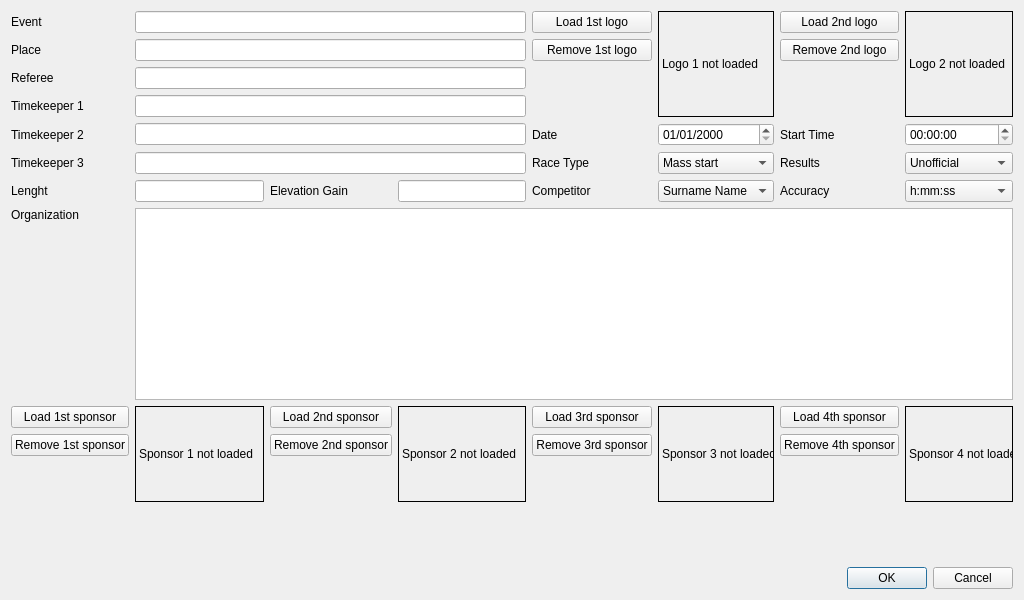
flinco/LBChronoRace, file chronoracedata.ui: the form before one commit.
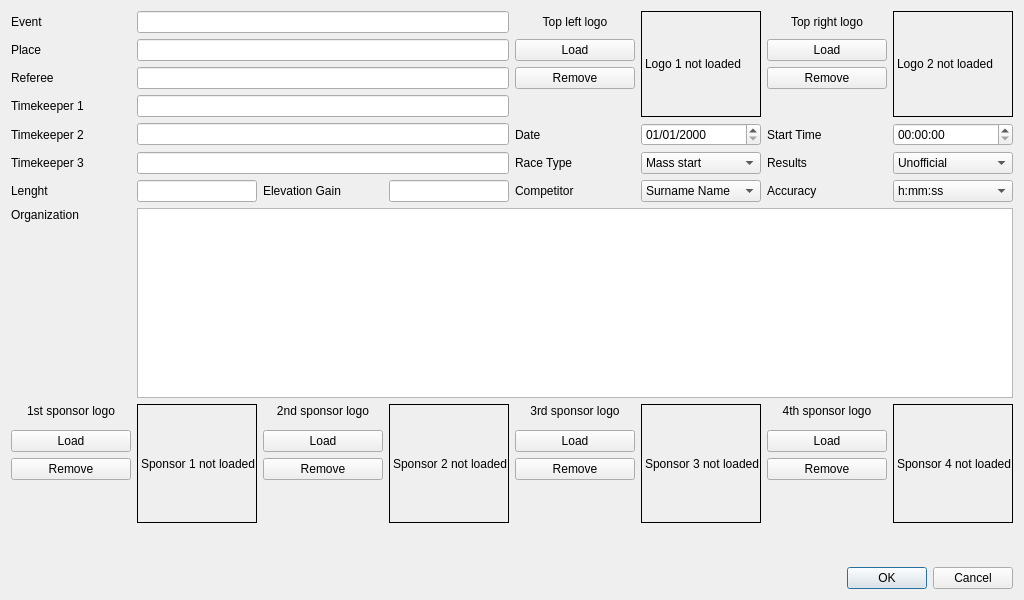
The form after the commit. Icons and pictures are not drawn.

The edit to the form file:
```diff
--- a/chronoracedata.ui
+++ b/chronoracedata.ui
@@ -24,22 +24,51 @@
    <iconset>
     <normaloff>:/LBChronoRace.ico</normaloff>:/LBChronoRace.ico</iconset>
   </property>
-  <layout class="QGridLayout" name="gridLayout">
-   <item row="9" column="0">
-    <widget class="QPushButton" name="removeSponsorLogo1">
+  <layout class="QGridLayout" name="gridLayout" columnstretch="1,1,1,1,1,1,1,1">
+   <item row="2" column="1" colspan="3">
+    <widget class="QLineEdit" name="referee">
      <property name="toolTip">
       <string>Remove the first sponsor logo (from the bottom of the PDF)</string>
      </property>
+    </widget>
+   </item>
+   <item row="6" column="1">
+    <widget class="QLineEdit" name="length">
+     <property name="toolTip">
+      <string>The length of the race (optional)</string>
+     </property>
+    </widget>
+   </item>
+   <item row="4" column="4">
+    <widget class="QLabel" name="labelDate">
      <property name="text">
-      <string>Remove 1st sponsor</string>
+      <string>Date</string>
      </property>
-     <property name="icon">
-      <iconset resource="materialicons.qrc">
-       <normaloff>:/material/icons/hide_image.svg</normaloff>:/material/icons/hide_image.svg</iconset>
+    </widget>
+   </item>
+   <item row="8" column="1" rowspan="6">
+    <widget class="QLabel" name="sponsorLogo1">
+     <property name="sizePolicy">
+      <sizepolicy hsizetype="Ignored" vsizetype="Ignored">
+       <horstretch>0</horstretch>
+       <verstretch>0</verstretch>
+      </sizepolicy>
      </property>
+     <property name="toolTip">
+      <string>First sponsor logo (at the bottom of the PDF)</string>
+     </property>
+     <property name="frameShape">
+      <enum>QFrame::Shape::Box</enum>
+     </property>
+     <property name="text">
+      <string>Sponsor 1 not loaded</string>
+     </property>
+     <property name="scaledContents">
+      <bool>true</bool>
+     </property>
     </widget>
    </item>
-   <item row="10" column="0" rowspan="2">
+   <item row="12" column="0" rowspan="2">
     <spacer name="logosSpacer">
      <property name="orientation">
       <enum>Qt::Orientation::Vertical</enum>
@@ -52,6 +81,165 @@
      </property>
     </spacer>
    </item>
+   <item row="6" column="4">
+    <widget class="QLabel" name="labelNameComposition">
+     <property name="text">
+      <string>Competitor</string>
+     </property>
+    </widget>
+   </item>
+   <item row="6" column="0">
+    <widget class="QLabel" name="labelLength">
+     <property name="text">
+      <string>Lenght</string>
+     </property>
+    </widget>
+   </item>
+   <item row="7" column="0">
+    <widget class="QLabel" name="labelOrganization">
+     <property name="text">
+      <string>Organization</string>
+     </property>
+     <property name="alignment">
+      <set>Qt::AlignmentFlag::AlignLeading|Qt::AlignmentFlag::AlignLeft|Qt::AlignmentFlag::AlignTop</set>
+     </property>
+    </widget>
+   </item>
+   <item row="5" column="5">
+    <widget class="QComboBox" name="raceType">
+     <property name="toolTip">
+      <string>The type of race (important because it affects the calculation of rankings)</string>
+     </property>
+     <item>
+      <property name="text">
+       <string>Mass start</string>
+      </property>
+     </item>
+     <item>
+      <property name="text">
+       <string>Timed race</string>
+      </property>
+     </item>
+     <item>
+      <property name="text">
+       <string>Relay race</string>
+      </property>
+     </item>
+    </widget>
+   </item>
+   <item row="5" column="6">
+    <widget class="QLabel" name="labelResults">
+     <property name="text">
+      <string>Results</string>
+     </property>
+    </widget>
+   </item>
+   <item row="0" column="7" rowspan="4">
+    <widget class="QLabel" name="rightLogo">
+     <property name="sizePolicy">
+      <sizepolicy hsizetype="Ignored" vsizetype="Ignored">
+       <horstretch>0</horstretch>
+       <verstretch>0</verstretch>
+      </sizepolicy>
+     </property>
+     <property name="toolTip">
+      <string>The logo in the upper right corner of the PDF</string>
+     </property>
+     <property name="frameShape">
+      <enum>QFrame::Shape::Box</enum>
+     </property>
+     <property name="text">
+      <string>Logo 2 not loaded</string>
+     </property>
+     <property name="scaledContents">
+      <bool>true</bool>
+     </property>
+    </widget>
+   </item>
+   <item row="6" column="5">
+    <widget class="QComboBox" name="nameComposition">
+     <property name="toolTip">
+      <string>How the name of the competitor is built</string>
+     </property>
+     <item>
+      <property name="text">
+       <string>Surname Name</string>
+      </property>
+     </item>
+     <item>
+      <property name="text">
+       <string>Name Surname</string>
+      </property>
+     </item>
+     <item>
+      <property name="text">
+       <string>Surname (only)</string>
+      </property>
+     </item>
+     <item>
+      <property name="text">
+       <string>Name (only)</string>
+      </property>
+     </item>
+    </widget>
+   </item>
+   <item row="6" column="7">
+    <widget class="QComboBox" name="accuracy">
+     <property name="toolTip">
+      <string>How much accurate the timings will be</string>
+     </property>
+     <property name="currentText">
+      <string notr="true">h:mm:ss</string>
+     </property>
+     <item>
+      <property name="text">
+       <string notr="true">h:mm:ss</string>
+      </property>
+     </item>
+     <item>
+      <property name="text">
+       <string notr="true">h:mm:ss.d</string>
+      </property>
+     </item>
+     <item>
+      <property name="text">
+       <string notr="true">h:mm:ss.cc</string>
+      </property>
+     </item>
+     <item>
+      <property name="text">
+       <string notr="true">h:mm:ss.mmm</string>
+      </property>
+     </item>
+    </widget>
+   </item>
+   <item row="14" column="0" colspan="8">
+    <spacer name="bottomSpacer">
+     <property name="orientation">
+      <enum>Qt::Orientation::Vertical</enum>
+     </property>
+     <property name="sizeHint" stdset="0">
+      <size>
+       <width>20</width>
+       <height>40</height>
+      </size>
+     </property>
+    </spacer>
+   </item>
+   <item row="4" column="6">
+    <widget class="QLabel" name="labelStartTime">
+     <property name="text">
+      <string>Start Time</string>
+     </property>
+    </widget>
+   </item>
+   <item row="1" column="0">
+    <widget class="QLabel" name="labelPlace">
+     <property name="text">
+      <string>Place</string>
+     </property>
+    </widget>
+   </item>
    <item row="0" column="0">
     <widget class="QLabel" name="labelEvent">
      <property name="sizePolicy">
@@ -65,6 +253,129 @@
      </property>
     </widget>
    </item>
+   <item row="5" column="4">
+    <widget class="QLabel" name="labelRaceType">
+     <property name="text">
+      <string>Race Type</string>
+     </property>
+    </widget>
+   </item>
+   <item row="3" column="0">
+    <widget class="QLabel" name="labelTimekeeper1">
+     <property name="text">
+      <string>Timekeeper 1</string>
+     </property>
+    </widget>
+   </item>
+   <item row="2" column="0">
+    <widget class="QLabel" name="labelReferee">
+     <property name="text">
+      <string>Referee</string>
+     </property>
+    </widget>
+   </item>
+   <item row="6" column="6">
+    <widget class="QLabel" name="labelAccuracy">
+     <property name="text">
+      <string>Accuracy</string>
+     </property>
+    </widget>
+   </item>
+   <item row="11" column="6">
+    <widget class="QPushButton" name="removeSponsorLogo4">
+     <property name="toolTip">
+      <string>Remove the fourth sponsor logo (from the bottom of the PDF)</string>
+     </property>
+     <property name="text">
+      <string>Remove</string>
+     </property>
+     <property name="icon">
+      <iconset resource="materialicons.qrc">
+       <normaloff>:/material/icons/hide_image.svg</normaloff>:/material/icons/hide_image.svg</iconset>
+     </property>
+    </widget>
+   </item>
+   <item row="0" column="1" colspan="3">
+    <widget class="QLineEdit" name="event">
+     <property name="toolTip">
+      <string>The event name, used as title in the rankings</string>
+     </property>
+    </widget>
+   </item>
+   <item row="6" column="3">
+    <widget class="QLineEdit" name="elevationGain">
+     <property name="toolTip">
+      <string>The elevation gain of the race course (optional)</string>
+     </property>
+    </widget>
+   </item>
+   <item row="1" column="1" colspan="3">
+    <widget class="QLineEdit" name="place">
+     <property name="toolTip">
+      <string>Where the event takes place, used as subtitle in the rankings</string>
+     </property>
+    </widget>
+   </item>
+   <item row="16" column="0" colspan="8">
+    <widget class="QDialogButtonBox" name="buttonBox">
+     <property name="orientation">
+      <enum>Qt::Orientation::Horizontal</enum>
+     </property>
+     <property name="standardButtons">
+      <set>QDialogButtonBox::StandardButton::Cancel|QDialogButtonBox::StandardButton::Ok</set>
+     </property>
+    </widget>
+   </item>
+   <item row="4" column="7">
+    <widget class="QTimeEdit" name="startTime">
+     <property name="toolTip">
+      <string>What time the event starts (important if Race Type is set to 'Timed race')</string>
+     </property>
+    </widget>
+   </item>
+   <item row="7" column="1" colspan="7">
+    <widget class="QPlainTextEdit" name="organization">
+     <property name="toolTip">
+      <string comment="Free text added to the rankings"/>
+     </property>
+    </widget>
+   </item>
+   <item row="11" column="0">
+    <widget class="QPushButton" name="removeSponsorLogo1">
+     <property name="toolTip">
+      <string>Remove the first sponsor logo (from the bottom of the PDF)</string>
+     </property>
+     <property name="text">
+      <string>Remove</string>
+     </property>
+     <property name="icon">
+      <iconset resource="materialicons.qrc">
+       <normaloff>:/material/icons/hide_image.svg</normaloff>:/material/icons/hide_image.svg</iconset>
+     </property>
+    </widget>
+   </item>
+   <item row="8" column="3" rowspan="6">
+    <widget class="QLabel" name="sponsorLogo2">
+     <property name="sizePolicy">
+      <sizepolicy hsizetype="Ignored" vsizetype="Ignored">
+       <horstretch>0</horstretch>
+       <verstretch>0</verstretch>
+      </sizepolicy>
+     </property>
+     <property name="toolTip">
+      <string>Second sponsor logo (at the bottom of the PDF)</string>
+     </property>
+     <property name="frameShape">
+      <enum>QFrame::Shape::Box</enum>
+     </property>
+     <property name="text">
+      <string>Sponsor 2 not loaded</string>
+     </property>
+     <property name="scaledContents">
+      <bool>true</bool>
+     </property>
+    </widget>
+   </item>
    <item row="5" column="7">
     <widget class="QComboBox" name="results">
      <property name="toolTip">
@@ -82,14 +393,7 @@
      </item>
     </widget>
    </item>
-   <item row="5" column="1" colspan="3">
-    <widget class="QLineEdit" name="timeKeeper3">
-     <property name="toolTip">
-      <string>The name of the third timekeeper (optional)</string>
-     </property>
-    </widget>
-   </item>
-   <item row="8" column="7" rowspan="4">
+   <item row="8" column="7" rowspan="6">
     <widget class="QLabel" name="sponsorLogo4">
      <property name="sizePolicy">
       <sizepolicy hsizetype="Ignored" vsizetype="Ignored">
@@ -111,17 +415,24 @@
      </property>
     </widget>
    </item>
-   <item row="3" column="1" colspan="3">
-    <widget class="QLineEdit" name="timeKeeper1">
-     <property name="toolTip">
-      <string>The name of the first timekeeper (optional)</string>
+   <item row="4" column="0">
+    <widget class="QLabel" name="labelTimekeeper2">
+     <property name="text">
+      <string>Timekeeper 2</string>
      </property>
     </widget>
    </item>
-   <item row="4" column="1" colspan="3">
-    <widget class="QLineEdit" name="timeKeeper2">
+   <item row="11" column="2">
+    <widget class="QPushButton" name="removeSponsorLogo2">
      <property name="toolTip">
-      <string>The name of the second timekeeper (optional)</string>
+      <string>Remove the second sponsor logo (from the bottom of the PDF)</string>
+     </property>
+     <property name="text">
+      <string>Remove</string>
+     </property>
+     <property name="icon">
+      <iconset resource="materialicons.qrc">
+       <normaloff>:/material/icons/hide_image.svg</normaloff>:/material/icons/hide_image.svg</iconset>
      </property>
     </widget>
    </item>
@@ -147,27 +458,27 @@
      </property>
     </widget>
    </item>
-   <item row="8" column="6">
-    <widget class="QPushButton" name="loadSponsorLogo4">
-     <property name="toolTip">
-      <string>Add the fourth sponsor logo (at the bottom of the PDF)</string>
-     </property>
+   <item row="6" column="2">
+    <widget class="QLabel" name="labelElevationGain">
      <property name="text">
-      <string>Load 4th sponsor</string>
+      <string>Elevation Gain</string>
      </property>
-     <property name="icon">
-      <iconset resource="materialicons.qrc">
-       <normaloff>:/material/icons/add_photo_alternate.svg</normaloff>:/material/icons/add_photo_alternate.svg</iconset>
+    </widget>
+   </item>
+   <item row="4" column="1" colspan="3">
+    <widget class="QLineEdit" name="timeKeeper2">
+     <property name="toolTip">
+      <string>The name of the second timekeeper (optional)</string>
      </property>
     </widget>
    </item>
-   <item row="9" column="6">
-    <widget class="QPushButton" name="removeSponsorLogo4">
+   <item row="11" column="4">
+    <widget class="QPushButton" name="removeSponsorLogo3">
      <property name="toolTip">
       <string>Remove the fourth sponsor logo (from the bottom of the PDF)</string>
      </property>
      <property name="text">
-      <string>Remove 4th sponsor</string>
+      <string>Remove</string>
      </property>
      <property name="icon">
       <iconset resource="materialicons.qrc">
@@ -175,8 +486,8 @@
      </property>
     </widget>
    </item>
-   <item row="8" column="1" rowspan="4">
-    <widget class="QLabel" name="sponsorLogo1">
+   <item row="8" column="5" rowspan="6">
+    <widget class="QLabel" name="sponsorLogo3">
      <property name="sizePolicy">
       <sizepolicy hsizetype="Ignored" vsizetype="Ignored">
        <horstretch>0</horstretch>
@@ -190,13 +501,27 @@
       <enum>QFrame::Shape::Box</enum>
      </property>
      <property name="text">
-      <string>Sponsor 1 not loaded</string>
+      <string>Sponsor 3 not loaded</string>
      </property>
      <property name="scaledContents">
       <bool>true</bool>
      </property>
     </widget>
    </item>
+   <item row="3" column="1" colspan="3">
+    <widget class="QLineEdit" name="timeKeeper1">
+     <property name="toolTip">
+      <string>The name of the first timekeeper (optional)</string>
+     </property>
+    </widget>
+   </item>
+   <item row="5" column="1" colspan="3">
+    <widget class="QLineEdit" name="timeKeeper3">
+     <property name="toolTip">
+      <string>The name of the third timekeeper (optional)</string>
+     </property>
+    </widget>
+   </item>
    <item row="5" column="0">
     <widget class="QLabel" name="labelTimekeeper3">
      <property name="text">
@@ -204,101 +529,6 @@
      </property>
     </widget>
    </item>
-   <item row="14" column="0" colspan="8">
-    <widget class="QDialogButtonBox" name="buttonBox">
-     <property name="orientation">
-      <enum>Qt::Orientation::Horizontal</enum>
-     </property>
-     <property name="standardButtons">
-      <set>QDialogButtonBox::StandardButton::Cancel|QDialogButtonBox::StandardButton::Ok</set>
-     </property>
-    </widget>
-   </item>
-   <item row="1" column="1" colspan="3">
-    <widget class="QLineEdit" name="place">
-     <property name="toolTip">
-      <string>Where the event takes place, used as subtitle in the rankings</string>
-     </property>
-    </widget>
-   </item>
-   <item row="5" column="5">
-    <widget class="QComboBox" name="raceType">
-     <property name="toolTip">
-      <string>The type of race (important because it affects the calculation of rankings)</string>
-     </property>
-     <item>
-      <property name="text">
-       <string>Mass start</string>
-      </property>
-     </item>
-     <item>
-      <property name="text">
-       <string>Timed race</string>
-      </property>
-     </item>
-     <item>
-      <property name="text">
-       <string>Relay race</string>
-      </property>
-     </item>
-    </widget>
-   </item>
-   <item row="8" column="0">
-    <widget class="QPushButton" name="loadSponsorLogo1">
-     <property name="toolTip">
-      <string>Add the first sponsor logo (at the bottom of the PDF)</string>
-     </property>
-     <property name="text">
-      <string>Load 1st sponsor</string>
-     </property>
-     <property name="icon">
-      <iconset resource="materialicons.qrc">
-       <normaloff>:/material/icons/add_photo_alternate.svg</normaloff>:/material/icons/add_photo_alternate.svg</iconset>
-     </property>
-    </widget>
-   </item>
-   <item row="9" column="4">
-    <widget class="QPushButton" name="removeSponsorLogo3">
-     <property name="toolTip">
-      <string>Remove the third sponsor logo (from the bottom of the PDF)</string>
-     </property>
-     <property name="text">
-      <string>Remove 3rd sponsor</string>
-     </property>
-     <property name="icon">
-      <iconset resource="materialicons.qrc">
-       <normaloff>:/material/icons/hide_image.svg</normaloff>:/material/icons/hide_image.svg</iconset>
-     </property>
-    </widget>
-   </item>
-   <item row="3" column="0">
-    <widget class="QLabel" name="labelTimekeeper1">
-     <property name="text">
-      <string>Timekeeper 1</string>
-     </property>
-    </widget>
-   </item>
-   <item row="9" column="2">
-    <widget class="QPushButton" name="removeSponsorLogo2">
-     <property name="toolTip">
-      <string>Remove the second sponsor logo (from the bottom of the PDF)</string>
-     </property>
-     <property name="text">
-      <string>Remove 2nd sponsor</string>
-     </property>
-     <property name="icon">
-      <iconset resource="materialicons.qrc">
-       <normaloff>:/material/icons/hide_image.svg</normaloff>:/material/icons/hide_image.svg</iconset>
-     </property>
-    </widget>
-   </item>
-   <item row="4" column="7">
-    <widget class="QTimeEdit" name="startTime">
-     <property name="toolTip">
-      <string>What time the event starts (important if Race Type is set to 'Timed race')</string>
-     </property>
-    </widget>
-   </item>
    <item row="4" column="5">
     <widget class="QDateEdit" name="date">
      <property name="toolTip">
@@ -309,13 +539,27 @@
      </property>
     </widget>
    </item>
-   <item row="8" column="4">
+   <item row="10" column="6">
+    <widget class="QPushButton" name="loadSponsorLogo4">
+     <property name="toolTip">
+      <string>Add the fourth sponsor logo (at the bottom of the PDF)</string>
+     </property>
+     <property name="text">
+      <string>Load</string>
+     </property>
+     <property name="icon">
+      <iconset resource="materialicons.qrc">
+       <normaloff>:/material/icons/add_photo_alternate.svg</normaloff>:/material/icons/add_photo_alternate.svg</iconset>
+     </property>
+    </widget>
+   </item>
+   <item row="10" column="4">
     <widget class="QPushButton" name="loadSponsorLogo3">
      <property name="toolTip">
       <string>Add the third sponsor logo (at the bottom of the PDF)</string>
      </property>
      <property name="text">
-      <string>Load 3rd sponsor</string>
+      <string>Load</string>
      </property>
      <property name="icon">
       <iconset resource="materialicons.qrc">
@@ -323,151 +567,13 @@
      </property>
     </widget>
    </item>
-   <item row="4" column="4">
-    <widget class="QLabel" name="labelDate">
-     <property name="text">
-      <string>Date</string>
-     </property>
-    </widget>
-   </item>
-   <item row="8" column="3" rowspan="4">
-    <widget class="QLabel" name="sponsorLogo2">
-     <property name="sizePolicy">
-      <sizepolicy hsizetype="Ignored" vsizetype="Ignored">
-       <horstretch>0</horstretch>
-       <verstretch>0</verstretch>
-      </sizepolicy>
-     </property>
-     <property name="toolTip">
-      <string>Second sponsor logo (at the bottom of the PDF)</string>
-     </property>
-     <property name="frameShape">
-      <enum>QFrame::Shape::Box</enum>
-     </property>
-     <property name="text">
-      <string>Sponsor 2 not loaded</string>
-     </property>
-     <property name="scaledContents">
-      <bool>true</bool>
-     </property>
-    </widget>
-   </item>
-   <item row="8" column="5" rowspan="4">
-    <widget class="QLabel" name="sponsorLogo3">
-     <property name="sizePolicy">
-      <sizepolicy hsizetype="Ignored" vsizetype="Ignored">
-       <horstretch>0</horstretch>
-       <verstretch>0</verstretch>
-      </sizepolicy>
-     </property>
-     <property name="toolTip">
-      <string>Third sponsor logo (at the bottom of the PDF)</string>
-     </property>
-     <property name="frameShape">
-      <enum>QFrame::Shape::Box</enum>
-     </property>
-     <property name="text">
-      <string>Sponsor 3 not loaded</string>
-     </property>
-     <property name="scaledContents">
-      <bool>true</bool>
-     </property>
-    </widget>
-   </item>
-   <item row="0" column="7" rowspan="4">
-    <widget class="QLabel" name="rightLogo">
-     <property name="sizePolicy">
-      <sizepolicy hsizetype="Ignored" vsizetype="Ignored">
-       <horstretch>0</horstretch>
-       <verstretch>0</verstretch>
-      </sizepolicy>
-     </property>
-     <property name="toolTip">
-      <string>The logo in the upper right corner of the PDF</string>
-     </property>
-     <property name="frameShape">
-      <enum>QFrame::Shape::Box</enum>
-     </property>
-     <property name="text">
-      <string>Logo 2 not loaded</string>
-     </property>
-     <property name="scaledContents">
-      <bool>true</bool>
-     </property>
-    </widget>
-   </item>
-   <item row="2" column="0">
-    <widget class="QLabel" name="labelReferee">
-     <property name="text">
-      <string>Referee</string>
-     </property>
-    </widget>
-   </item>
-   <item row="7" column="0">
-    <widget class="QLabel" name="labelOrganization">
-     <property name="text">
-      <string>Organization</string>
-     </property>
-     <property name="alignment">
-      <set>Qt::AlignmentFlag::AlignLeading|Qt::AlignmentFlag::AlignLeft|Qt::AlignmentFlag::AlignTop</set>
-     </property>
-    </widget>
-   </item>
-   <item row="2" column="1" colspan="3">
-    <widget class="QLineEdit" name="referee">
-     <property name="toolTip">
-      <string>The name of the race referee (optional)</string>
-     </property>
-    </widget>
-   </item>
-   <item row="0" column="1" colspan="3">
-    <widget class="QLineEdit" name="event">
-     <property name="toolTip">
-      <string>The event name, used as title in the rankings</string>
-     </property>
-    </widget>
-   </item>
-   <item row="12" column="0" colspan="8">
-    <spacer name="bottomSpacer">
-     <property name="orientation">
-      <enum>Qt::Orientation::Vertical</enum>
-     </property>
-     <property name="sizeHint" stdset="0">
-      <size>
-       <width>20</width>
-       <height>40</height>
-      </size>
-     </property>
-    </spacer>
-   </item>
-   <item row="4" column="0">
-    <widget class="QLabel" name="labelTimekeeper2">
-     <property name="text">
-      <string>Timekeeper 2</string>
-     </property>
-    </widget>
-   </item>
-   <item row="0" column="6">
-    <widget class="QPushButton" name="loadRightLogo">
-     <property name="toolTip">
-      <string>Add the logo in the upper right corner of the PDF</string>
-     </property>
-     <property name="text">
-      <string>Load 2nd logo</string>
-     </property>
-     <property name="icon">
-      <iconset resource="materialicons.qrc">
-       <normaloff>:/material/icons/add_photo_alternate.svg</normaloff>:/material/icons/add_photo_alternate.svg</iconset>
-     </property>
-    </widget>
-   </item>
-   <item row="8" column="2">
+   <item row="10" column="2">
     <widget class="QPushButton" name="loadSponsorLogo2">
      <property name="toolTip">
       <string>Add the second sponsor logo (at the bottom of the PDF)</string>
      </property>
      <property name="text">
-      <string>Load 2nd sponsor</string>
+      <string>Load</string>
      </property>
      <property name="icon">
       <iconset resource="materialicons.qrc">
@@ -475,13 +581,67 @@
      </property>
     </widget>
    </item>
-   <item row="1" column="4">
+   <item row="10" column="0">
+    <widget class="QPushButton" name="loadSponsorLogo1">
+     <property name="toolTip">
+      <string>Add the first sponsor logo (at the bottom of the PDF)</string>
+     </property>
+     <property name="text">
+      <string>Load</string>
+     </property>
+     <property name="icon">
+      <iconset resource="materialicons.qrc">
+       <normaloff>:/material/icons/add_photo_alternate.svg</normaloff>:/material/icons/add_photo_alternate.svg</iconset>
+     </property>
+    </widget>
+   </item>
+   <item row="8" column="0">
+    <widget class="QLabel" name="label">
+     <property name="text">
+      <string>1st sponsor logo</string>
+     </property>
+     <property name="alignment">
+      <set>Qt::AlignmentFlag::AlignCenter</set>
+     </property>
+    </widget>
+   </item>
+   <item row="8" column="2">
+    <widget class="QLabel" name="label_2">
+     <property name="text">
+      <string>2nd sponsor logo</string>
+     </property>
+     <property name="alignment">
+      <set>Qt::AlignmentFlag::AlignCenter</set>
+     </property>
+    </widget>
+   </item>
+   <item row="8" column="4">
+    <widget class="QLabel" name="label_3">
+     <property name="text">
+      <string>3rd sponsor logo</string>
+     </property>
+     <property name="alignment">
+      <set>Qt::AlignmentFlag::AlignCenter</set>
+     </property>
+    </widget>
+   </item>
+   <item row="8" column="6">
+    <widget class="QLabel" name="label_4">
+     <property name="text">
+      <string>4th sponsor logo</string>
+     </property>
+     <property name="alignment">
+      <set>Qt::AlignmentFlag::AlignCenter</set>
+     </property>
+    </widget>
+   </item>
+   <item row="2" column="4">
     <widget class="QPushButton" name="removeLeftLogo">
      <property name="toolTip">
       <string>Removes the logo from the upper left corner of the PDF</string>
      </property>
      <property name="text">
-      <string>Remove 1st logo</string>
+      <string>Remove</string>
      </property>
      <property name="icon">
       <iconset resource="materialicons.qrc">
@@ -489,20 +649,13 @@
      </property>
     </widget>
    </item>
-   <item row="1" column="0">
-    <widget class="QLabel" name="labelPlace">
-     <property name="text">
-      <string>Place</string>
-     </property>
-    </widget>
-   </item>
-   <item row="0" column="4">
+   <item row="1" column="4">
     <widget class="QPushButton" name="loadLeftLogo">
      <property name="toolTip">
       <string>Add a logo in the upper left corner of the PDF</string>
      </property>
      <property name="text">
-      <string>Load 1st logo</string>
+      <string>Load</string>
      </property>
      <property name="icon">
       <iconset resource="materialicons.qrc">
@@ -510,13 +663,13 @@
      </property>
     </widget>
    </item>
-   <item row="1" column="6">
+   <item row="2" column="6">
     <widget class="QPushButton" name="removeRightLogo">
      <property name="toolTip">
       <string>Removes the logo from the upper right corner of the PDF</string>
      </property>
      <property name="text">
-      <string>Remove 2nd logo</string>
+      <string>Remove</string>
      </property>
      <property name="icon">
       <iconset resource="materialicons.qrc">
@@ -524,130 +677,37 @@
      </property>
     </widget>
    </item>
-   <item row="6" column="0">
-    <widget class="QLabel" name="labelLength">
-     <property name="text">
-      <string>Lenght</string>
+   <item row="1" column="6">
+    <widget class="QPushButton" name="loadRightLogo">
+     <property name="toolTip">
+      <string>Add the logo in the upper right corner of the PDF</string>
      </property>
-    </widget>
-   </item>
-   <item row="5" column="4">
-    <widget class="QLabel" name="labelRaceType">
      <property name="text">
-      <string>Race Type</string>
+      <string>Load</string>
      </property>
-    </widget>
-   </item>
-   <item row="6" column="2">
-    <widget class="QLabel" name="labelElevationGain">
-     <property name="text">
-      <string>Elevation Gain</string>
+     <property name="icon">
+      <iconset resource="materialicons.qrc">
+       <normaloff>:/material/icons/add_photo_alternate.svg</normaloff>:/material/icons/add_photo_alternate.svg</iconset>
      </property>
     </widget>
    </item>
-   <item row="4" column="6">
-    <widget class="QLabel" name="labelStartTime">
+   <item row="0" column="4">
+    <widget class="QLabel" name="label_5">
      <property name="text">
-      <string>Start Time</string>
+      <string>Top left logo</string>
      </property>
-    </widget>
-   </item>
-   <item row="5" column="6">
-    <widget class="QLabel" name="labelResults">
-     <property name="text">
-      <string>Results</string>
+     <property name="alignment">
+      <set>Qt::AlignmentFlag::AlignCenter</set>
      </property>
     </widget>
    </item>
-   <item row="6" column="4">
-    <widget class="QLabel" name="labelNameComposition">
+   <item row="0" column="6">
+    <widget class="QLabel" name="label_6">
      <property name="text">
-      <string>Competitor</string>
+      <string>Top right logo</string>
      </property>
-    </widget>
-   </item>
-   <item row="6" column="5">
-    <widget class="QComboBox" name="nameComposition">
-     <property name="toolTip">
-      <string>How the name of the competitor is built</string>
-     </property>
-     <item>
-      <property name="text">
-       <string>Surname Name</string>
-      </property>
-     </item>
-     <item>
-      <property name="text">
-       <string>Name Surname</string>
-      </property>
-     </item>
-     <item>
-      <property name="text">
-       <string>Surname (only)</string>
-      </property>
-     </item>
-     <item>
-      <property name="text">
-       <string>Name (only)</string>
-      </property>
-     </item>
-    </widget>
-   </item>
-   <item row="6" column="6">
-    <widget class="QLabel" name="labelAccuracy">
-     <property name="text">
-      <string>Accuracy</string>
-     </property>
-    </widget>
-   </item>
-   <item row="6" column="7">
-    <widget class="QComboBox" name="accuracy">
-     <property name="toolTip">
-      <string>How much accurate the timings will be</string>
-     </property>
-     <property name="currentText">
-      <string notr="true">h:mm:ss</string>
-     </property>
-     <item>
-      <property name="text">
-       <string notr="true">h:mm:ss</string>
-      </property>
-     </item>
-     <item>
-      <property name="text">
-       <string notr="true">h:mm:ss.d</string>
-      </property>
-     </item>
-     <item>
-      <property name="text">
-       <string notr="true">h:mm:ss.cc</string>
-      </property>
-     </item>
-     <item>
-      <property name="text">
-       <string notr="true">h:mm:ss.mmm</string>
-      </property>
-     </item>
-    </widget>
-   </item>
-   <item row="7" column="1" colspan="7">
-    <widget class="QPlainTextEdit" name="organization">
-     <property name="toolTip">
-      <string comment="Free text added to the rankings"/>
-     </property>
-    </widget>
-   </item>
-   <item row="6" column="1">
-    <widget class="QLineEdit" name="length">
-     <property name="toolTip">
-      <string>The length of the race (optional)</string>
-     </property>
-    </widget>
-   </item>
-   <item row="6" column="3">
-    <widget class="QLineEdit" name="elevationGain">
-     <property name="toolTip">
-      <string>The elevation gain of the race course (optional)</string>
+     <property name="alignment">
+      <set>Qt::AlignmentFlag::AlignCenter</set>
      </property>
     </widget>
    </item>
```
Left out of the diff: 18 changed lines with no effect on the pictures.
